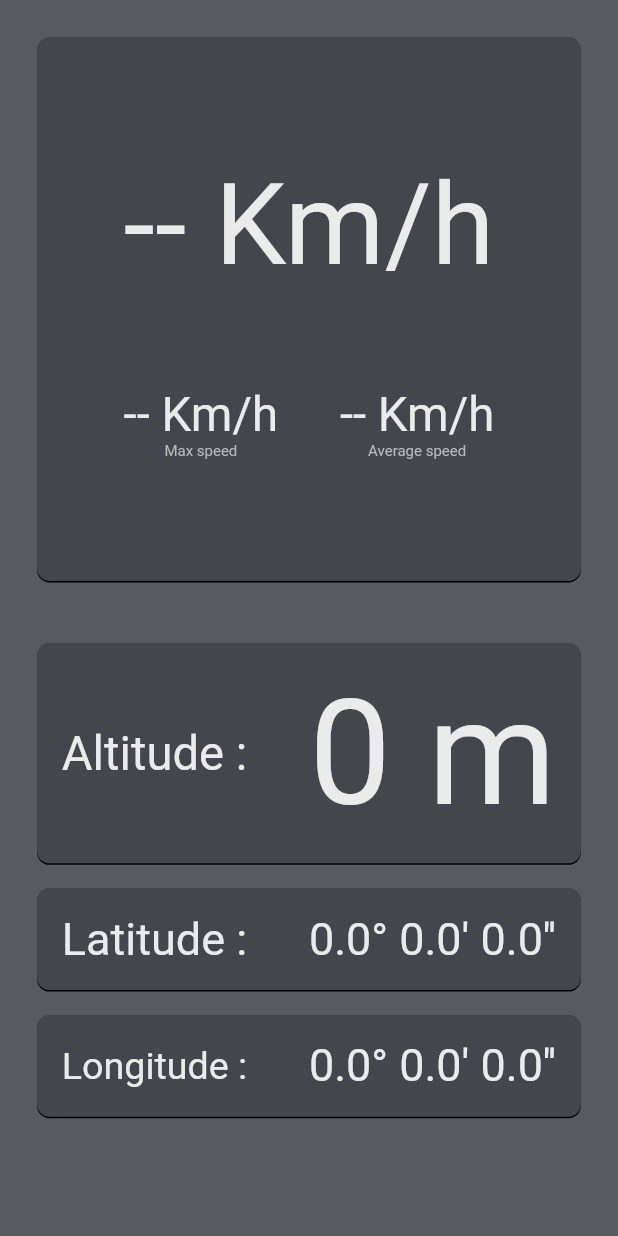
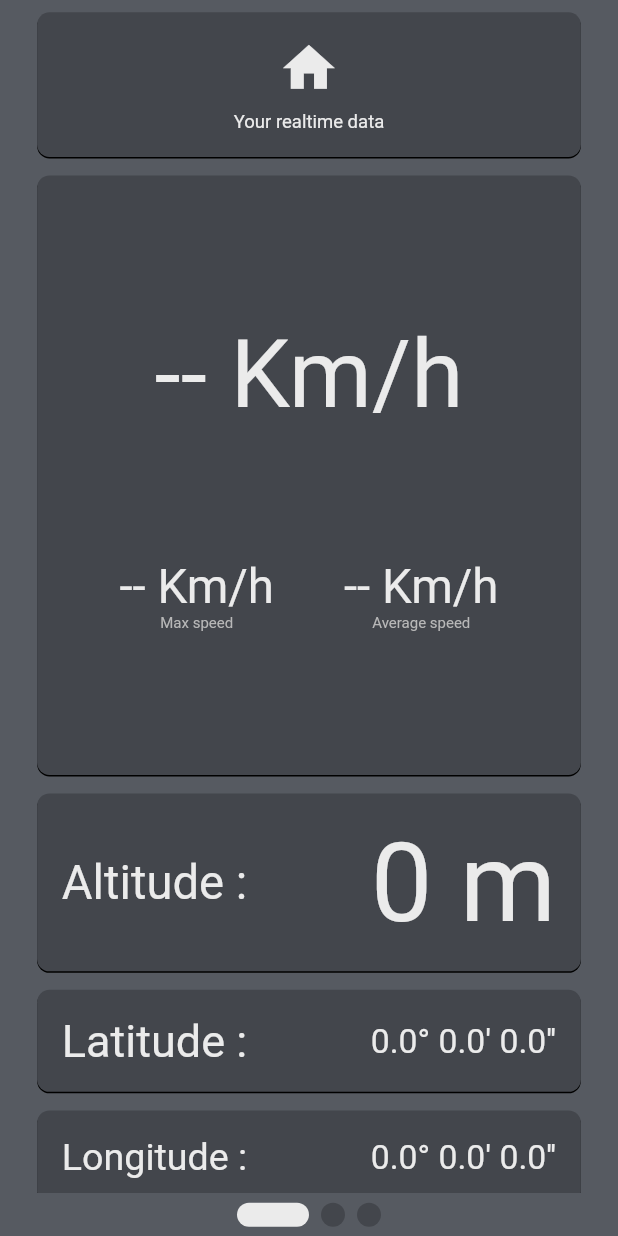
Before and after one commit to ninomerlino/ride, a Flutter app: the screen it shows after launch, on a phone screen of 412 x 824 dp. Run offline on Flutter 3.47's test engine with Material 2 defaults, Android fonts, the phone set to English and light mode, and no system bars; drawn by our look-alikes of smooth_page_indicator; our stand-ins replace connectivity, location; network calls fail.

Commit message:
indicator added and now can sellect the accuracy via settings also i added a lot of flexible but i have no idea what they do, but it works so good i guess

```diff
--- a/lib/bike.dart
+++ b/lib/bike.dart
@@ -25,18 +25,35 @@ String toDegreeFormat(double angle){
   return out;
 }
 
+String speedToString(double? value, String unit, {double conversion = 1}){
+  if(value == null){
+    return "-- "+unit;
+  }else{
+    return toPrecision(value/conversion).toString()+" "+unit;
+  }
+}
+
 class FrequencyList{//the structure stores a list of values and the frequencies they are present in the list
   Map<double, int> _data = Map();
   double? _last;
   double? _max;
+  double _total = 0;
+
+  void reset(){
+    _data.clear();
+    _last = null;
+    _max = null;
+    _total = 0;
+  }
 
   void push(double? value){
     if(value == null){
       _last = null;
       return;
     }
-    value = toPrecision(value!);
+    value = toPrecision(value);
     _last = value;
+    _total += value;
     if(_max == null || value > _max!)_max = value;
     if(_data.containsKey(value)){
       _data[value] = _data[value]! + 1;
@@ -50,16 +67,12 @@ class FrequencyList{//the structure stores a list of values and the frequencies
   double? get max{
     return _max;
   }
-  double get sum{
-    double sum = 0;
-    for(double key in _data.keys){
-      sum += key * _data[key]!.toDouble();
-    }
-    return sum;
-  }
   double? get avg{
     if(_data.length == 0)return null;
-    return toPrecision(sum / _data.length);
+    return toPrecision(_total / _data.length);
+  }
+  double get total{
+    return _total;
   }
 }
 
@@ -211,18 +224,14 @@ class Bike{
       Future.delayed(Duration(seconds: 1));
     }
   }
-
+//--------------------reset options---------------------------------
   void resetTimer(){
     _timer.reset();
   }
-
-  String speedToString(double? value, String unit, {double conversion = 1}){
-    if(value == null){
-      return "-- "+unit;
-    }else{
-      return toPrecision(value/conversion).toString()+" "+unit;
-    }
+  void resetSpeedData(){
+    _speed.reset();
   }
+  //-----------------------getter-------------------------------------------------
   String get speed{
     return speedToString(_speed.last, "m/s");
   }
@@ -300,16 +309,27 @@ class Bike{
     return _connection_available;
   }
   String get distance{
-    return (_speed.sum * _update_period ~/ 1000).toString() + " m";
+    return (_speed.total * _update_period ~/ 1000).toString() + " m";
   }
   String get distance_km{
-    return toPrecision((_speed.sum * _update_period / 1000000.0), precision: 3).toString() + " Km";
+    return toPrecision((_speed.total * _update_period / 1000000.0), precision: 3).toString() + " Km";
   }
-
+  String get accuracyValue{
+    if(_accuracy == LocationAccuracy.high){
+      return "medium";
+    }else if(_accuracy == LocationAccuracy.navigation){
+      return "high";
+    }else if(_accuracy == LocationAccuracy.balanced){
+      return "low";
+    }else{
+      throw Exception("Invalid accuracy");
+    }
+  }
   //-----------------------setter----------------------
 set accuracy(LocationAccuracy accuracy){
     _gps.changeSettings(accuracy: accuracy);
     _accuracy = accuracy;
+    print(accuracy);
 }
 
 }
--- a/lib/main.dart
+++ b/lib/main.dart
@@ -1,6 +1,8 @@
 import 'package:flutter/material.dart';
+import 'package:location/location.dart';
 import 'bike.dart';
 import 'package:ride/Theme.dart';
+import 'package:smooth_page_indicator/smooth_page_indicator.dart';
 
 void main() {
   runApp(MyApp());
@@ -30,8 +32,7 @@ class MyHomePage extends StatefulWidget {
 
 class _MyHomePageState extends State<MyHomePage> {
   final Bike bike = Bike();
-  final PageController pageController = PageController(initialPage: 0);
-  bool _updateScreen = true;
+  PageController pageController = PageController(initialPage: 0);
 
   _MyHomePageState(){
     bike.onDataUpdate = updatePage;
@@ -46,11 +47,11 @@ class _MyHomePageState extends State<MyHomePage> {
     return AspectRatio(aspectRatio: 1,
        child : Container(
          decoration: BoxDecoration(borderRadius: BorderRadius.circular(max * 0.01), boxShadow: [Custom.boxShadow], color: Custom.background),
-        margin: EdgeInsets.all(max*0.03),
-        padding: EdgeInsets.all(max*0.02),
+         margin: EdgeInsets.fromLTRB(max*0.03, max*0.015, max*0.03, 0),
+        padding: EdgeInsets.all(max*0.01),
         child: Column(mainAxisAlignment: MainAxisAlignment.spaceEvenly, crossAxisAlignment: CrossAxisAlignment.center,
           children: [
-            Custom.newAutoText(bike.speed_kmh, context, widthScale: 0.6),
+            Custom.newAutoText(bike.speed_kmh, context, widthScale: 0.5),
               Row(
                   mainAxisAlignment: MainAxisAlignment.spaceEvenly, crossAxisAlignment: CrossAxisAlignment.center,
                   children: [
@@ -74,28 +75,28 @@ class _MyHomePageState extends State<MyHomePage> {
     double max = MediaQuery.of(context).size.height;
     return Container(
       decoration: BoxDecoration(borderRadius: BorderRadius.circular(max * 0.01), boxShadow: [Custom.boxShadow], color: Custom.background),
-      margin: EdgeInsets.fromLTRB(max*0.03, max*0.02, max*0.03, 0),
+      margin: EdgeInsets.fromLTRB(max*0.03, max*0.015, max*0.03, 0),
       padding: EdgeInsets.all(max*0.02),
       child: Row(
         mainAxisAlignment: MainAxisAlignment.spaceBetween,
         children: [
           Custom.newAutoText(title, context, widthScale: 0.3),
-          Custom.newAutoText(data, context, widthScale: 0.4)
+          Custom.newAutoText(data, context, widthScale: 0.3)
         ],
       )
     );
   }
   //----------------------------------------bike icon------------------------------------------------------
-  Widget bikeIcon(BuildContext context){
+  Widget infoIcon(BuildContext context, IconData icon, String text){
     double max = MediaQuery.of(context).size.height;
     return Container(
       padding: EdgeInsets.all(max*0.02),
-      margin: EdgeInsets.fromLTRB(max*0.03, max*0.03, max*0.03, 0),
+      margin: EdgeInsets.fromLTRB(max*0.03, max*0.01, max*0.03, 0),
       width: double.infinity,
       child: Column(
         children: [
-          Icon(Icons.directions_bike_rounded, size: max*0.05, color: Custom.foreground,),
-          Padding(padding: EdgeInsets.fromLTRB(0,max*0.01,0,0), child: Text("Some info on your jurney", style: TextStyle(fontSize: max*0.015, color: Custom.foreground)),),
+          Icon(icon, size: max*0.05, color: Custom.foreground,),
+          Padding(padding: EdgeInsets.fromLTRB(0,max*0.01,0,0), child: Text(text, style: TextStyle(fontSize: max*0.015, color: Custom.foreground)),),
         ],
       ),
       decoration: BoxDecoration(color: Custom.background, borderRadius: BorderRadius.circular(max * 0.01), boxShadow: [Custom.boxShadow]),
@@ -160,41 +161,115 @@ class _MyHomePageState extends State<MyHomePage> {
         child: table
     );
   }
-
-
+//---------------------------------appPage----------------------------------------------------------------
+  SafeArea appPage(List<Widget> children){
+    return SafeArea(
+        child: Column(
+          children: children
+        )
+    );
+  }
+  //-------------------------------indicator--------------------------------------------------------------
+  Widget indicatorBar(BuildContext context){
+    double max = MediaQuery.of(context).size.width;
+    return Center(
+      child : SmoothPageIndicator(
+          count: 3,
+          controller: pageController,
+          effect: ExpandingDotsEffect(
+            dotColor: Custom.background,
+            activeDotColor: Custom.foreground,
+          ),
+        ),
+    );
+  }
+  //--------------------------------radio selection-------------------------------------------------------
+  void changeAccuracy(Object? value){
+    if(value == null)throw Exception("null value in dropdown menu");
+    if(value == "medium"){
+      bike.accuracy = LocationAccuracy.high;
+    }else if(value == "low"){
+      bike.accuracy = LocationAccuracy.balanced;
+    }else if(value == "high"){
+      bike.accuracy = LocationAccuracy.navigation;
+    }else{
+      throw Exception("Invalid accuracy : " + value.toString());
+    }
+    updatePage();
+  }
+  Widget dropdownSelector(BuildContext context, String fieldName, void Function(Object?) onChanged){
+      double max = MediaQuery.of(context).size.height;
+      return Container(
+          decoration: BoxDecoration(borderRadius: BorderRadius.circular(max * 0.01), boxShadow: [Custom.boxShadow], color: Custom.background),
+          margin: EdgeInsets.fromLTRB(max*0.03, max*0.015, max*0.03, 0),
+          padding: EdgeInsets.all(max*0.02),
+          child: Row(
+            mainAxisAlignment: MainAxisAlignment.spaceBetween,
+            children: [
+              Text(fieldName, style: TextStyle(fontSize: max*0.02, color: Custom.foreground),),
+              Flexible(
+                  child: Container(
+                      decoration: BoxDecoration(borderRadius: BorderRadius.circular(max*0.01), color: Custom.secondary2),
+                      padding: EdgeInsets.fromLTRB(15, 0, 10, 0),
+                      child: DropdownButton(
+                        elevation: 3,
+                        iconSize: 20,
+                        icon: Icon(Icons.arrow_downward),
+                        underline: SizedBox(),
+                        dropdownColor: Custom.secondary2,
+                        value: bike.accuracyValue,
+                        items : <String>["low","medium","high"].map<DropdownMenuItem<String>>(
+                                (String value) {
+                              return DropdownMenuItem<String>(
+                                value: value,
+                                child: Text(value, style: TextStyle(fontSize: max*0.03, color: Custom.foreground),),
+                              );
+                            }).toList(),
+                        onChanged: onChanged,
+                      )
+                  ),
+                  ),
+            ],
+          )
+      );
+    }
+  //----------------------------------span button-------------------------------------------------------
 //---------------------------------build------------------------------------------------------------------
 @override
   Widget build(BuildContext context) {
     List pos = bike.position;
     return Scaffold(
       backgroundColor: Custom.secondary2,
-      body: PageView(
+      body: Column(
+        children: [
+          Flexible(
+            flex: 28,
+              child: PageView(
                 scrollDirection: Axis.horizontal,
                 controller: pageController,
                 children: [
-          SafeArea(
-              child: Column(
-                children: [
+                  appPage([
+                    infoIcon(context, Icons.home, "Your realtime data"),
                     speedCard(context),
                     positionCard(context, "Altitude :", pos[0]),
                     positionCard(context, "Latitude :", pos[1]),
                     positionCard(context, "Longitude :", pos[2]),
-                ],
-              )
-          ),
-          SafeArea(
-            child: Column(
-              mainAxisAlignment: MainAxisAlignment.start,
-              children: [
-                bikeIcon(context),
+                  ]),
+                  appPage([
+                    infoIcon(context, Icons.directions_bike_rounded, "Some info on your journey"),
                     travelCard(context),
                     mapInfoCard(context),
+                  ]),
+                  appPage([
+                    infoIcon(context, Icons.settings, "Go on mess up the settings"),
+                    dropdownSelector(context, "Position accuracy", changeAccuracy)
+                  ])
                 ],
               ),
           ),
-          Custom.newText("pos map ses"),
+          Flexible(child: indicatorBar(context),),
         ],
-      ), // This trailing comma makes auto-formatting nicer for build methods.
+      ) // This trailing comma makes auto-formatting nicer for build methods.
     );
   }
 }
--- a/pubspec.yaml
+++ b/pubspec.yaml
@@ -22,15 +22,16 @@ environment:
 
 dependencies:
   connectivity: ^3.0.6
+  smooth_page_indicator: ^0.3.0-nullsafety.0
   http: ^0.13.3
-  location: ^4.2.0
+  location: ^4.3.0
   flutter:
     sdk: flutter
 
 
   # The following adds the Cupertino Icons font to your application.
   # Use with the CupertinoIcons class for iOS style icons.
-  cupertino_icons: ^1.0.2
+  cupertino_icons: ^1.0.3
 
 dev_dependencies:
   flutter_test:
```
Also changed, not shown: pubspec.lock. Lines whose indentation alone changed are shown as unchanged.
